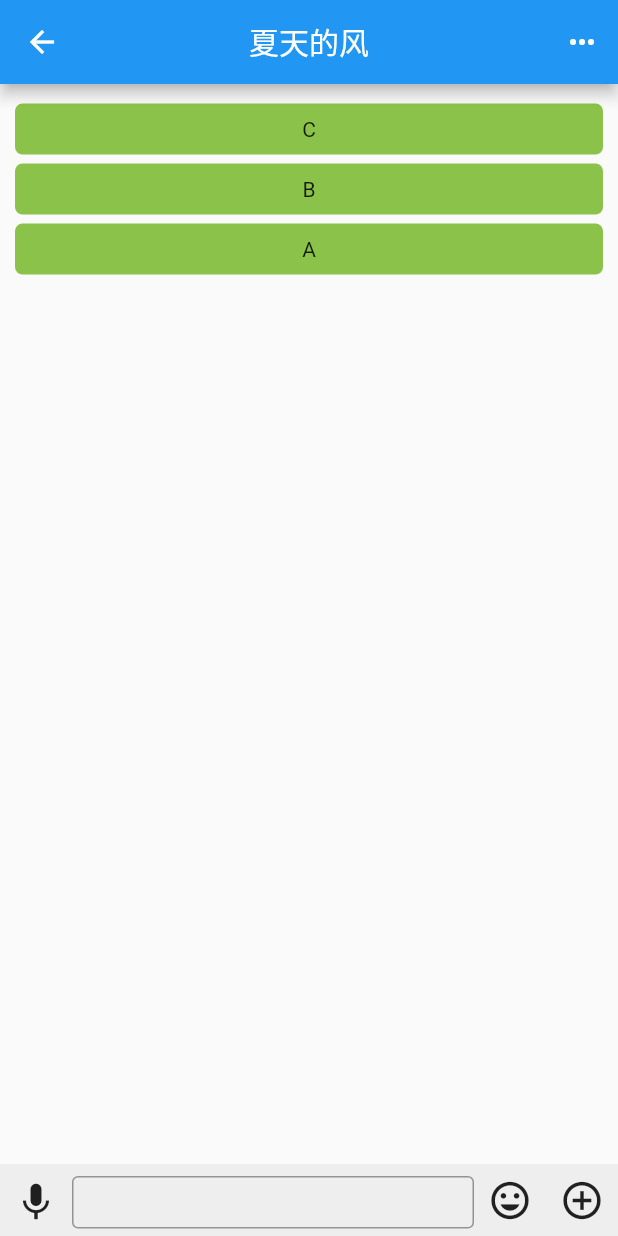
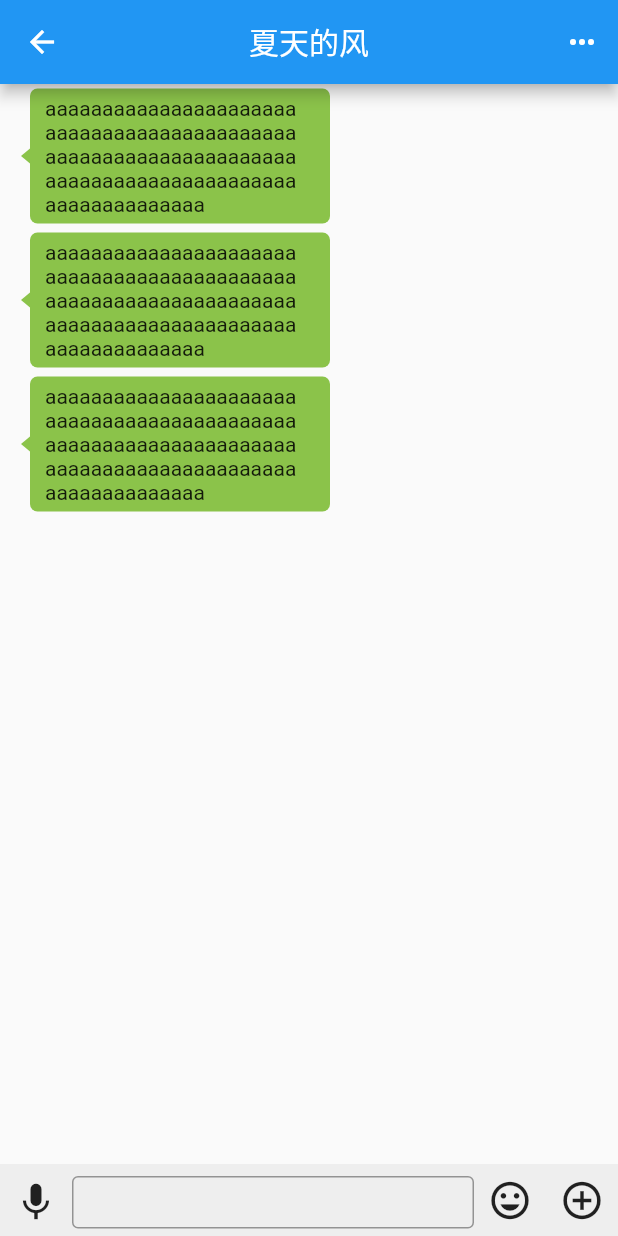
Before and after one commit to liweilong/face_chat, a Flutter app: the screen it shows after launch, after a tap on "talk", on a phone screen of 412 x 824 dp. Run offline on Flutter 3.47's test engine with Material 2 defaults, Android fonts, the phone set to English and light mode, and no system bars.

Commit message:
Chat record

```diff
--- a/lib/chat/chat_page.dart
+++ b/lib/chat/chat_page.dart
@@ -1,5 +1,7 @@
 
 import 'package:flutter/material.dart';
+
+import 'msg_record.dart';
 
 class ChatPage extends StatefulWidget {
   @override
@@ -11,7 +13,6 @@ class ChatPage extends StatefulWidget {
 
 class ChatPageState extends State<ChatPage> {
 
-  TextEditingController _editController = new TextEditingController();
   ScrollController _scrollController = ScrollController(
 
   );
@@ -44,21 +45,14 @@ class ChatPageState extends State<ChatPage> {
                 children: <Widget>[
                   Flexible(
                     child: ListView(
-                      padding: EdgeInsets.symmetric(vertical: 10, horizontal: 10),
+                      padding: EdgeInsets.symmetric(vertical: 0, horizontal: 10),
                       controller: _scrollController,
-                      itemExtent: 40,
                       reverse: true,
                       shrinkWrap: true,
                       children: str.split("").map((c) =>
                           Padding(
                             padding: EdgeInsets.symmetric(vertical: 3, horizontal: 0),
-                            child: DecoratedBox(
-                              child: Center(child: Text(c),),
-                              decoration: BoxDecoration(
-                                color: Colors.lightGreen,
-                                borderRadius: BorderRadius.circular(5),
-                              ),
-                            ),
+                            child: ChatMsgWidget(c),
                           )
                       ).toList()
                     ),
@@ -96,7 +90,7 @@ class ChatPageState extends State<ChatPage> {
                         counterText: "",
                         isDense: true,
                       ),
-                      onTap: () => {
+                      onSubmitted: (str) {
 
                       },
                     ),
--- /dev/null
+++ b/lib/chat/msg_record.dart
@@ -0,0 +1,68 @@
+
+import 'package:flutter/material.dart';
+
+class ChatMsgWidget extends StatefulWidget {
+  ChatMsgWidget(this.msg);
+
+
+  final String msg;
+
+  @override
+  State<StatefulWidget> createState() {
+    return ChatMsgState();
+  }
+
+}
+
+class ChatMsgState extends State<ChatMsgWidget> {
+
+
+  @override
+  Widget build(BuildContext context) {
+    return  CustomPaint(
+              painter: MsgContainerPainter(),
+              child: Container(
+                width: 160,
+                child: Stack(
+                  children: <Widget>[
+                    Positioned(
+                      child: Container(
+                        padding: EdgeInsets.fromLTRB(20, 5, 10, 5),
+                        width: 200,
+                        child: Text("aaaaaaaaaaaaaaaaaaaaaaaaaaaaaaaaaaaaaaaaaaaaaaaaaaaaaaaaaaaaaaaaaaaaaaaaaaaaaaaaaaaaaaaaaaaaaaaaaaaaaa",
+                          softWrap: true,
+                        ),
+                      )
+                    ),
+                  ],
+                ),
+              )
+            );
+  }
+
+}
+
+class MsgContainerPainter extends CustomPainter{
+
+  @override
+  void paint(Canvas canvas, Size size) {
+    var paint = Paint()
+        ..isAntiAlias = true
+        ..style = PaintingStyle.fill
+        ..color = Colors.lightGreen;
+
+    canvas.drawRRect(RRect.fromRectAndRadius(Rect.fromLTWH(10, 0, 200, size.height), Radius.circular(5)), paint);
+    Path path = new Path()
+      ..moveTo(10, size.height/2-5)
+      ..lineTo(10, size.height/2+5)
+      ..lineTo(4, size.height/2)
+      ..lineTo(10, size.height/2-5);
+    canvas.drawPath(path, paint);
+  }
+
+  @override
+  bool shouldRepaint(CustomPainter oldDelegate) {
+    return true;
+  }
+
+}
```
